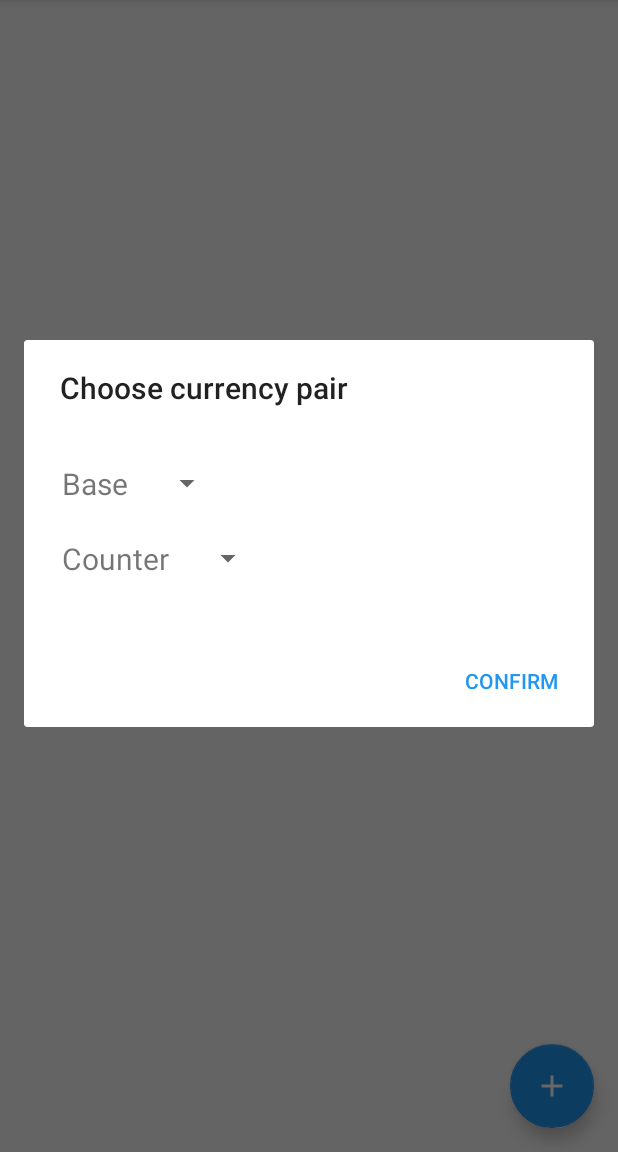
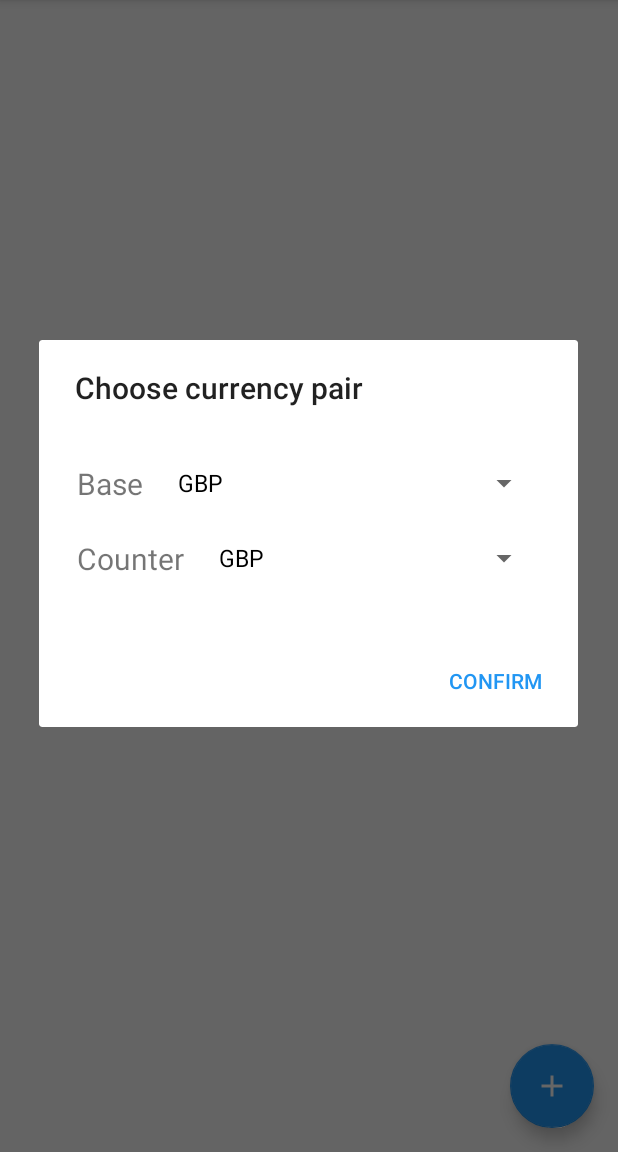
Before and after one commit to FabioMartignoni89/ExchangeRatesTracker-android, an Android app: the screen it shows after launch (MainActivity), after a tap on an icon or button, on a phone screen of 412 x 824 dp, the part 84-1236 px from its top. Run offline under Robolectric (Android 15) with nearby library versions, the phone set to English and light mode, and no system bars; our stand-ins replace Room's generated code; 1 statement that could not run was skipped.

Commit message:
fixed request. new pair dialog implementation. repository fix.

```diff
--- a/app/src/main/java/it/fabiomartignoni/exchangeratestracker/model/exchangeratesdatasource/BaseExchangeRatesDataSource.kt
+++ b/app/src/main/java/it/fabiomartignoni/exchangeratestracker/model/exchangeratesdatasource/BaseExchangeRatesDataSource.kt
@@ -2,13 +2,21 @@ package it.fabiomartignoni.exchangeratestracker.model.exchangeratesdatasource
 
 import CurrenciesDTO
 import com.google.gson.Gson
+import it.fabiomartignoni.exchangeratestracker.other.Endpoint
+import it.fabiomartignoni.exchangeratestracker.other.Endpoints
 import retrofit2.Call
 import retrofit2.Callback
 import retrofit2.Response
 import retrofit2.Retrofit
 import retrofit2.converter.gson.GsonConverterFactory
+import java.lang.StringBuilder
 
-class BaseExchangeRatesDataSource(private val jsonLoader: JsonLoaderStrategy): ExchangeRatesDataSource {
+class BaseExchangeRatesDataSource(private val jsonLoader: JsonLoaderStrategy,
+                                  private val fetchExchangeRatesEndpoint: Endpoint): ExchangeRatesDataSource {
+
+    companion object {
+        val TAG = "BaseExchangeRatesDataSource"
+    }
 
     private val currenciesJsonFileName = "currencies.json"
 
@@ -20,13 +28,13 @@ class BaseExchangeRatesDataSource(private val jsonLoader: JsonLoaderStrategy): E
 
     override fun fetchExchangeRates(currencyPairs: List<String>, onResult: (List<Double>?) -> Unit) {
         // https://europe-west1-revolut-230009.cloudfunctions.net/revolut-ios?pairs=USDJPY&pairs=JPYUSD
-        val baseUrl = "https://europe-west1-revolut-230009.cloudfunctions.net"
         val retrofit = Retrofit.Builder()
-            .baseUrl(baseUrl)
+            .baseUrl(fetchExchangeRatesEndpoint.baseURL())
             .addConverterFactory(GsonConverterFactory.create())
             .build()
         val service = retrofit.create(ExchangeRatesRemoteDataSource::class.java)
-        val call = service.getExchangeRates("/revolut-ios?pairs=USDJPY&pairs=JPYUSD")
+
+        val call = service.getExchangeRates(prepareURL(currencyPairs))
         call.enqueue(object : Callback<HashMap<String, Double>> {
             override fun onResponse(call: Call<HashMap<String, Double>>, response: Response<HashMap<String, Double>>) {
                 if (response.code() == 200 && response.body() != null) {
@@ -38,13 +46,31 @@ class BaseExchangeRatesDataSource(private val jsonLoader: JsonLoaderStrategy): E
                     onResult(exchangeRates)
                 }
                 else {
-                    print("server error for ${call.request().url()}. Response: $response")
+                    println("$TAG - server error for ${call.request().url()}. Response: $response")
                 }
             }
             override fun onFailure(call: Call<HashMap<String, Double>>, t: Throwable) {
-                print("error for ${call.request().url()}: t")
+                println("$TAG error for ${call.request().url()}: t")
                 onResult(null)
             }
         })
     }
+
+    private fun prepareURL(currencyPairs: List<String>): String {
+        val builder = StringBuilder()
+        builder.append(fetchExchangeRatesEndpoint.path)
+
+        var isFirstParameter = true
+        for (pair in currencyPairs) {
+            if (!isFirstParameter)
+                builder.append("&")
+
+            builder.append("pairs=")
+            builder.append(pair)
+
+            isFirstParameter = false
+        }
+
+        return  builder.toString()
+    }
 }
--- a/app/src/main/java/it/fabiomartignoni/exchangeratestracker/model/repositories/BaseExchangeRatesRepository.kt
+++ b/app/src/main/java/it/fabiomartignoni/exchangeratestracker/model/repositories/BaseExchangeRatesRepository.kt
@@ -9,29 +9,40 @@ class BaseExchangeRatesRepository(
     private val persistenceService: ExchangeRatesPersistenceService
     ): ExchangeRatesRepository {
 
+    companion object {
+        val TAG = "BaseExchangeRatesRepository"
+    }
+
     override suspend fun getExchangeRates(onResult: (List<ExchangeRate>) -> Unit) {
         val trackedPairs = persistenceService.loadPairs()
-        dataSource.fetchExchangeRates(trackedPairs.map { "${it.base}${it.counter}" }) {
+        val apiFormattedPairs = trackedPairs.map { "${it.base}${it.counter}" }
+        dataSource.fetchExchangeRates(apiFormattedPairs) { rates ->
+
             val exchangeRates = trackedPairs.map { ExchangeRate(it.base, it.counter, null) }
-            if (it != null) {
+
+            if (rates != null) {
                 for ((index, exchangeRate) in exchangeRates.withIndex()) {
-                    exchangeRate.exchangeRate = it[index]
+                    exchangeRate.exchangeRate = rates[index]
                 }
+
+                println("$TAG - New exchange rates values retrieved")
             }
 
             onResult(exchangeRates)
         }
     }
 
-    override fun getCurrencies(): List<String> {
+    override suspend fun getCurrencies(): List<String> {
         return dataSource.getCurrencies()
     }
 
-    override fun track(base: String, counter: String) {
+    override suspend fun track(base: String, counter: String) {
+        println("$TAG - $base/$counter tracked")
         return persistenceService.savePair(CurrencyPair(base, counter))
     }
 
-    override fun untrack(base: String, counter: String) {
+    override suspend fun untrack(base: String, counter: String) {
+        println("$TAG - $base/$counter untracked")
         persistenceService.removePair(CurrencyPair(base, counter))
     }
 }
--- a/app/src/main/java/it/fabiomartignoni/exchangeratestracker/model/repositories/ExchangeRatesRepository.kt
+++ b/app/src/main/java/it/fabiomartignoni/exchangeratestracker/model/repositories/ExchangeRatesRepository.kt
@@ -2,7 +2,7 @@ package it.fabiomartignoni.exchangeratestracker.model.repositories
 
 interface ExchangeRatesRepository {
     suspend fun getExchangeRates(onResult: (List<ExchangeRate>) -> Unit)
-    fun getCurrencies(): List<String>
-    fun track(base: String, counter: String)
-    fun untrack(base: String, counter: String)
+    suspend fun getCurrencies(): List<String>
+    suspend fun track(base: String, counter: String)
+    suspend fun untrack(base: String, counter: String)
 }
--- /dev/null
+++ b/app/src/main/java/it/fabiomartignoni/exchangeratestracker/other/Endpoints.kt
@@ -0,0 +1,22 @@
+package it.fabiomartignoni.exchangeratestracker.other
+
+import java.lang.StringBuilder
+
+class Endpoints {
+    companion object {
+        val fetchExchangeRates = Endpoint("https", "europe-west1-revolut-230009.cloudfunctions.net", "/revolut-ios?")
+    }
+}
+
+class Endpoint(val scheme: String,
+                    val host: String,
+                    val path: String) {
+
+    fun baseURL(): String {
+        return "$scheme:$host"
+    }
+
+    fun URL(): String {
+        return "${baseURL()}$path"
+    }
+}
--- a/app/src/main/java/it/fabiomartignoni/exchangeratestracker/view/ExchangeRatesFragment.kt
+++ b/app/src/main/java/it/fabiomartignoni/exchangeratestracker/view/ExchangeRatesFragment.kt
@@ -13,10 +13,10 @@ import it.fabiomartignoni.exchangeratestracker.viewmodel.ExchangeRatesViewModel
 import it.fabiomartignoni.exchangeratestracker.viewmodel.ExchangeRatesViewModelFactory
 import kotlinx.android.synthetic.main.fragment_exchange_rates.*
 
-class ExchangeRatesFragment : Fragment() {
+class ExchangeRatesFragment : Fragment(), NewExchangeRateFragment.NewExchangeRateListener {
 
     companion object {
-        val TAG = "exchange_rates_fragment"
+        val TAG = "ExchangeRatesFragment"
     }
 
     var viewModel: ExchangeRatesViewModel? = null
@@ -54,10 +54,20 @@ class ExchangeRatesFragment : Fragment() {
 
     //region Utils
 
-    private fun openNewExchangeRateDialog() {
-        val addExchangeRateFragment = NewExchangeRateFragment()
+    private fun openNewExchangeRateDialog() = if (viewModel != null) {
+        val addExchangeRateFragment = NewExchangeRateFragment(
+            viewModel?.availableCurrencies?.value ?: ArrayList(),
+            this
+        )
         addExchangeRateFragment.isCancelable = true
         addExchangeRateFragment.show(parentFragmentManager, NewExchangeRateFragment.TAG)
+    }
+    else {
+        print("$TAG - viewmodel is required in order to present new exchange rate dialog")
+    }
+
+    override fun onCurrencyPairSelected(base: String, counter: String) {
+        viewModel?.trackCurrencyPair(base, counter)
     }
 
     //endregion
--- a/app/src/main/java/it/fabiomartignoni/exchangeratestracker/view/NewExchangeRateFragment.kt
+++ b/app/src/main/java/it/fabiomartignoni/exchangeratestracker/view/NewExchangeRateFragment.kt
@@ -2,57 +2,72 @@ package it.fabiomartignoni.exchangeratestracker.view
 
 import android.app.Dialog
 import android.os.Bundle
-import android.view.View
+import android.widget.ArrayAdapter
+import android.widget.Spinner
+import androidx.appcompat.app.AlertDialog
 import androidx.fragment.app.DialogFragment
-import androidx.lifecycle.Observer
-import androidx.lifecycle.ViewModelProvider
 import it.fabiomartignoni.exchangeratestracker.R
-import it.fabiomartignoni.exchangeratestracker.viewmodel.ExchangeRatesViewModel
-import it.fabiomartignoni.exchangeratestracker.viewmodel.ExchangeRatesViewModelFactory
+import kotlinx.android.synthetic.main.fragment_new_exchange_rate.*
+import kotlinx.android.synthetic.main.fragment_new_exchange_rate.view.*
 
-class NewExchangeRateFragment : DialogFragment() {
+
+class NewExchangeRateFragment(): DialogFragment() {
 
     companion object {
-        val TAG = "new_exchange_rate_fragment"
+        val TAG = "NewExchangeRateFragment"
     }
 
-    var viewModel: ExchangeRatesViewModel? = null
+    interface NewExchangeRateListener {
+        fun onCurrencyPairSelected(base: String, counter: String)
+    }
+
+    private lateinit var currencies: List<String>
+    private lateinit var listener: NewExchangeRateListener
+
+    private var baseSpinner: Spinner? = null
+    private var counterSpinner: Spinner? = null
+
+    constructor(currencies: List<String>,
+                listener: NewExchangeRateListener) : this() {
+        this.currencies = currencies
+        this.listener = listener
+    }
 
     override fun onCreateDialog(savedInstanceState: Bundle?): Dialog {
 
-        viewModel = ViewModelProvider(this, ExchangeRatesViewModelFactory(activity!!.baseContext))
-            .get(ExchangeRatesViewModel::class.java)
+        val view = requireActivity().layoutInflater.inflate(R.layout.fragment_new_exchange_rate, null)
 
-        if (activity == null) {
-            print("Error presenting add new exchange rate dialog.")
-            return super.onCreateDialog(savedInstanceState)
-        }
-
-        val inflater = activity!!.layoutInflater
-        val view = inflater.inflate(R.layout.fragment_new_exchange_rate, null)
-
-        val alertBuilder = androidx.appcompat.app.AlertDialog.Builder(activity!!)
-        alertBuilder.setView(view)
-        alertBuilder.setTitle(R.string.select_currencies)
-        alertBuilder.setPositiveButton(R.string.confirm_button) { dialog, which ->
+        val builder = AlertDialog.Builder(requireActivity())
+        builder.setView(view)
+        builder.setTitle(R.string.select_currencies)
+        builder.setPositiveButton(R.string.confirm_button) { dialog, which ->
+            trackSelectedPairs()
             dismiss()
         }
 
-        val alert = alertBuilder.create()
+        val alert = builder.create()
         alert.show()
+
+        baseSpinner = view.baseCurrencySpinner
+        counterSpinner = view.counterCurrencySpinner
+        baseSpinner?.adapter = ArrayAdapter(requireContext(), R.layout.support_simple_spinner_dropdown_item, currencies)
+        counterSpinner?.adapter = ArrayAdapter(requireContext(), R.layout.support_simple_spinner_dropdown_item, currencies)
 
         return alert
     }
 
-    override fun onViewCreated(view: View, savedInstanceState: Bundle?) {
-        super.onViewCreated(view, savedInstanceState)
+    private fun trackSelectedPairs() {
+        val baseIndex = baseSpinner?.selectedItemPosition
+        val counterIndex = counterSpinner?.selectedItemPosition
 
-        setupBindings()
-    }
-
-    private fun setupBindings() {
-        viewModel?.availableCurrencies?.observe(viewLifecycleOwner, Observer { currency ->
-            // exchangeRatesRecyclerview
-        })
+        if (baseIndex != null && counterIndex != null &&
+            baseIndex < currencies.size && counterIndex < currencies.size) {
+            val base = currencies[baseIndex]
+            val counter = currencies[counterIndex]
+            listener.onCurrencyPairSelected(base, counter)
+        }
+        else {
+            println("$TAG - Invalid selected currency pairs indexes")
+        }
     }
 }
--- a/app/src/main/java/it/fabiomartignoni/exchangeratestracker/viewmodel/ExchangeRatesViewModel.kt
+++ b/app/src/main/java/it/fabiomartignoni/exchangeratestracker/viewmodel/ExchangeRatesViewModel.kt
@@ -18,18 +18,23 @@ class ExchangeRatesViewModel(): ViewModel() {
 
     constructor(repository: ExchangeRatesRepository) : this() {
         this.repository = repository
+        fetchAvailableCurrencies()
         startFetchExchangeRates(repository)
     }
 
     //region UI actions
 
     fun trackCurrencyPair(base: String, counter: String) {
-        repository.track(base, counter)
+        GlobalScope.launch {
+            repository.track(base, counter)
+        }
         fetchAvailableCurrencies()
     }
 
     fun untrackCurrencyPair(base: String, counter: String) {
-        repository.untrack(base, counter)
+        GlobalScope.launch {
+            repository.untrack(base, counter)
+        }
         fetchAvailableCurrencies()
     }
 
@@ -38,7 +43,9 @@ class ExchangeRatesViewModel(): ViewModel() {
     //region private
 
     private fun fetchAvailableCurrencies() {
-        availableCurrencies.value = repository.getCurrencies()
+        GlobalScope.launch {
+            availableCurrencies.postValue(repository.getCurrencies())
+        }
     }
 
     private fun startFetchExchangeRates(repository: ExchangeRatesRepository) {
--- a/app/src/main/java/it/fabiomartignoni/exchangeratestracker/viewmodel/ExchangeRatesViewModelFactory.kt
+++ b/app/src/main/java/it/fabiomartignoni/exchangeratestracker/viewmodel/ExchangeRatesViewModelFactory.kt
@@ -10,12 +10,13 @@ import it.fabiomartignoni.exchangeratestracker.model.exchangeratespersistenceser
 import it.fabiomartignoni.exchangeratestracker.model.exchangeratespersistenceservice.room.CurrenciesDatabase
 import it.fabiomartignoni.exchangeratestracker.model.repositories.BaseExchangeRatesRepository
 import it.fabiomartignoni.exchangeratestracker.other.Constants
+import it.fabiomartignoni.exchangeratestracker.other.Endpoints
 
 class ExchangeRatesViewModelFactory(private val context: Context) :
     ViewModelProvider.Factory {
     override fun <T : ViewModel?> create(modelClass: Class<T>): T {
         val jsonLoader = AssetsJsonLoaderStrategy(context)
-        val dataSource = BaseExchangeRatesDataSource(jsonLoader)
+        val dataSource = BaseExchangeRatesDataSource(jsonLoader, Endpoints.fetchExchangeRates)
 
         val db = Room.databaseBuilder(
             context,
--- a/app/src/main/res/layout/fragment_new_exchange_rate.xml
+++ b/app/src/main/res/layout/fragment_new_exchange_rate.xml
@@ -33,7 +33,7 @@
 
             <Spinner
                 android:id="@+id/baseCurrencySpinner"
-                android:layout_width="wrap_content"
+                android:layout_width="match_parent"
                 android:layout_height="wrap_content" />
 
         </LinearLayout>
@@ -54,14 +54,8 @@
 
             <Spinner
                 android:id="@+id/counterCurrencySpinner"
-                android:layout_width="wrap_content"
+                android:layout_width="match_parent"
                 android:layout_height="wrap_content" />
-
-            <View
-                android:layout_width="match_parent"
-                android:layout_height="0dp"
-                android:layout_weight="1"
-                android:background="#2196F3" />
 
         </LinearLayout>
 
```
